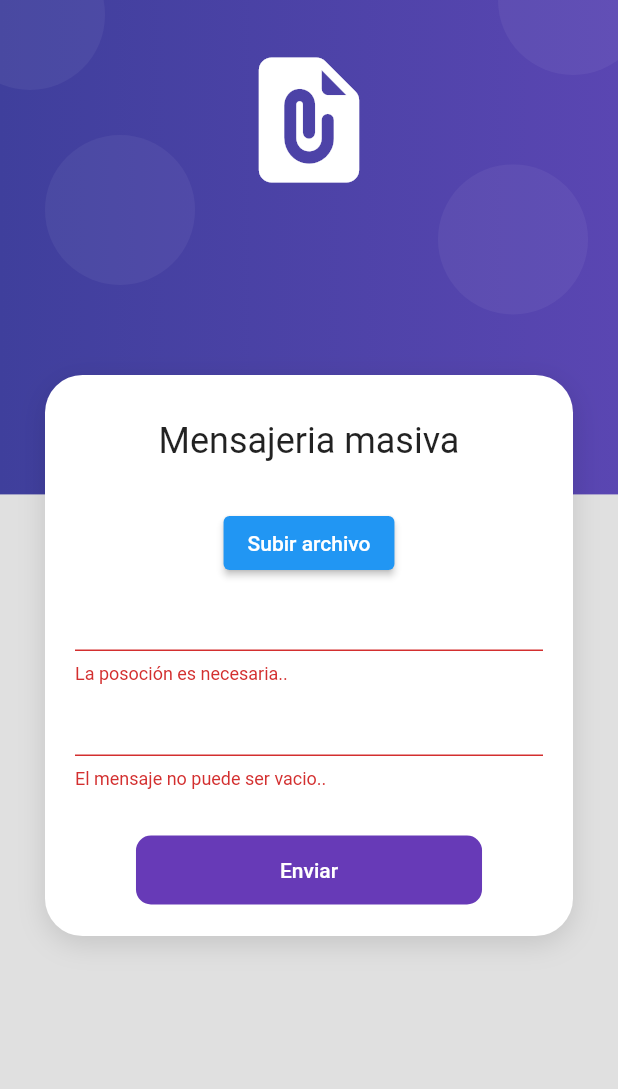
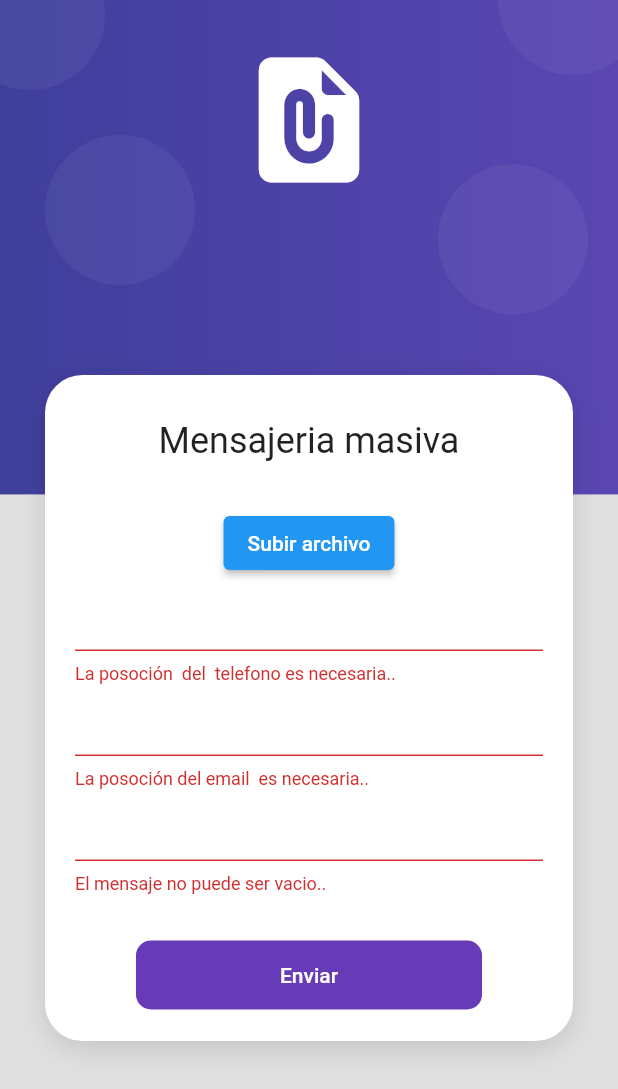
Before and after one commit to lordtryndamere/massive_messages_app, a Flutter app: the SendMessagesScreen screen opened by its route, after a tap on "Enviar", on a phone screen of 412 x 824 dp. Shown: the top 1089 px of the screen. Run offline on Flutter 3.47's test engine with Material 2 defaults, Android fonts, the phone set to English and light mode, and no system bars; our stand-ins replace cool_alert, file_picker, flutter_secure_storage, open_file; accounts and stored records are empty; network calls fail.

Commit message:
fixed messages dialog

```diff
--- a/lib/providers/login_form_provider.dart
+++ b/lib/providers/login_form_provider.dart
@@ -16,7 +16,7 @@ class LoginFormProvider extends ChangeNotifier {
   String phoneNumber = '';
 
   Map<String?, dynamic> user = {};
-  final String _baseUrl = 'localhost:8080';
+  final String _baseUrl = 'backend-messages-app.herokuapp.com';
   bool _isLoading = false;
   bool showError = false;
   bool isAuth = false;
@@ -32,7 +32,7 @@ class LoginFormProvider extends ChangeNotifier {
   }
 
   Future login({required String email, required String password}) async {
-    final url = Uri.http(_baseUrl, '/v1/users/login');
+    final url = Uri.https(_baseUrl, '/v1/users/login');
     final token = await storage.read(key: 'AccessToken');
     final response = await http.post(url,
         headers: {
--- a/lib/screens/send_messages.dart
+++ b/lib/screens/send_messages.dart
@@ -131,14 +131,27 @@ class __LoginFormState extends State<_LoginForm> {
             TextFormField(
                 autocorrect: false,
                 keyboardType: TextInputType.number,
-                onChanged: (value) => loginform.position = int.parse(value),
+                onChanged: (value) =>
+                    loginform.positionPhone = int.parse(value),
                 decoration: InputDecorations.authInputDecoration(
                     hintText: '',
-                    labelText: 'posicion del archivo ..',
-                    prefixIcon: Icons.format_list_numbered),
+                    labelText: 'posicion del telefono...',
+                    prefixIcon: Icons.phone_iphone),
                 validator: (value) {
                   if (value != null && value != '') return null;
-                  return 'La posoción es necesaria..';
+                  return 'La posoción  del  telefono es necesaria..';
+                }),
+            TextFormField(
+                autocorrect: false,
+                keyboardType: TextInputType.text,
+                onChanged: (value) => loginform.positionEmail = value,
+                decoration: InputDecorations.authInputDecoration(
+                    hintText: '',
+                    labelText: 'posicion del email...',
+                    prefixIcon: Icons.email_sharp),
+                validator: (value) {
+                  if (value != null && value != '') return null;
+                  return 'La posoción del email  es necesaria..';
                 }),
             TextFormField(
               maxLines: 50,
@@ -149,7 +162,7 @@ class __LoginFormState extends State<_LoginForm> {
               decoration: InputDecorations.authInputDecoration(
                   hintText: '',
                   labelText: 'mensaje..',
-                  prefixIcon: Icons.email),
+                  prefixIcon: Icons.message_sharp),
               validator: (value) {
                 if (value != null && value.length >= 6) return null;
                 return 'El mensaje no puede ser vacio..';
@@ -175,7 +188,8 @@ class __LoginFormState extends State<_LoginForm> {
                       await loginform.sendData(
                           file: loginform.file,
                           message: loginform.message,
-                          position: loginform.position);
+                          positionPhone: loginform.positionPhone,
+                          positionEmail: loginform.positionEmail);
                       setState(() {
                         isLoading = false;
                         Navigator.of(context).pop();
--- a/lib/service/access_token.dart
+++ b/lib/service/access_token.dart
@@ -5,13 +5,13 @@ import 'package:http/http.dart' as http;
 import 'package:flutter_secure_storage/flutter_secure_storage.dart';
 
 class AccessToken extends ChangeNotifier {
-  final String _baseUrl = 'localhost:8080';
+  final String _baseUrl = 'backend-messages-app.herokuapp.com';
   final storage = const FlutterSecureStorage();
   AccessToken() {
     getAccessToken();
   }
   Future getAccessToken() async {
-    final url = Uri.http(_baseUrl, '/v1/users/generate-access-token');
+    final url = Uri.https(_baseUrl, '/v1/users/generate-access-token');
     final response = await http.get(url);
     final Map<String, dynamic> token = json.decode(response.body);
     if (token['code'] == 100) {
```
Also changed, not shown: lib/providers/send_messages_provider.dart (+16 -11 lines), 1 other file.
